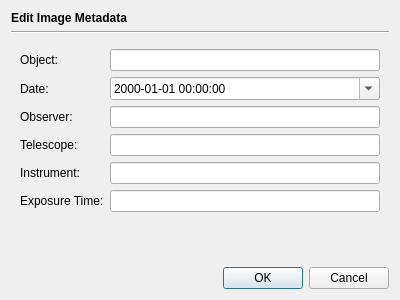
First picture: the form in src/app/dialogs/editmetadatadialog.ui, repository braeun/FitsIP, before the edit.
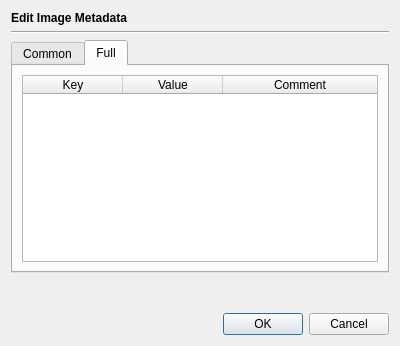
Second picture: the form after the edit. The open tabs and pages were chosen to show the change.

Commit message: distance measurement, internal database, full hdu display

Diff of the .ui file:
```diff
--- a/src/app/dialogs/editmetadatadialog.ui
+++ b/src/app/dialogs/editmetadatadialog.ui
@@ -7,7 +7,7 @@
     <x>0</x>
     <y>0</y>
     <width>400</width>
-    <height>300</height>
+    <height>346</height>
    </rect>
   </property>
   <property name="windowTitle">
@@ -35,6 +35,16 @@
     </widget>
    </item>
    <item>
+    <widget class="QTabWidget" name="tabWidget">
+     <property name="currentIndex">
+      <number>0</number>
+     </property>
+     <widget class="QWidget" name="commonTab">
+      <attribute name="title">
+       <string>Common</string>
+      </attribute>
+      <layout class="QVBoxLayout" name="verticalLayout_2">
+       <item>
     <widget class="QWidget" name="widget" native="true">
      <layout class="QFormLayout" name="formLayout">
       <item row="0" column="0">
@@ -108,6 +118,42 @@
        <widget class="QLineEdit" name="exposureField"/>
       </item>
      </layout>
+        </widget>
+       </item>
+      </layout>
+     </widget>
+     <widget class="QWidget" name="fullTab">
+      <attribute name="title">
+       <string>Full</string>
+      </attribute>
+      <layout class="QVBoxLayout" name="verticalLayout_3">
+       <item>
+        <widget class="QTableWidget" name="tableWidget">
+         <property name="wordWrap">
+          <bool>false</bool>
+         </property>
+         <attribute name="horizontalHeaderStretchLastSection">
+          <bool>true</bool>
+         </attribute>
+         <column>
+          <property name="text">
+           <string>Key</string>
+          </property>
+         </column>
+         <column>
+          <property name="text">
+           <string>Value</string>
+          </property>
+         </column>
+         <column>
+          <property name="text">
+           <string>Comment</string>
+          </property>
+         </column>
+        </widget>
+       </item>
+      </layout>
+     </widget>
     </widget>
    </item>
    <item>
```
Left out of the diff: 1 changed line with no effect on the pictures. Lines whose indentation alone changed are shown as unchanged. The commit also changes 23 other files.
